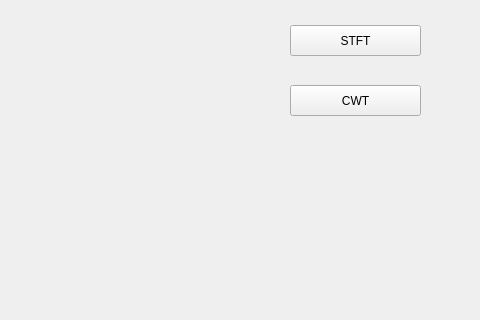
Old version of the form windows/GraphDisplay.ui in the repository piotrlgol/Mechatronic-System-Identification; both pictures show x 320 to 800 and y 144 to 464 of the 800 by 600 pixel window.
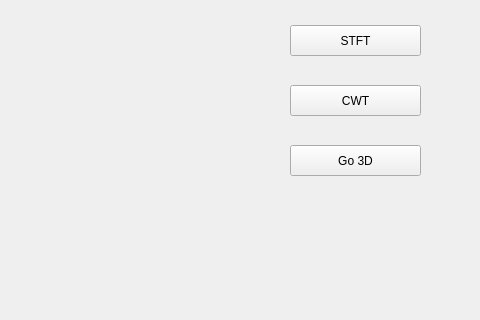
New version of the form. Custom widgets are drawn as their Qt base class.

```diff
--- a/windows/GraphDisplay.ui
+++ b/windows/GraphDisplay.ui
@@ -95,6 +95,19 @@
      <string>CWT</string>
     </property>
    </widget>
+   <widget class="QPushButton" name="DDDButton">
+    <property name="geometry">
+     <rect>
+      <x>610</x>
+      <y>270</y>
+      <width>131</width>
+      <height>31</height>
+     </rect>
+    </property>
+    <property name="text">
+     <string>Go 3D</string>
+    </property>
+   </widget>
   </widget>
   <widget class="QMenuBar" name="menubar">
    <property name="geometry">
```
